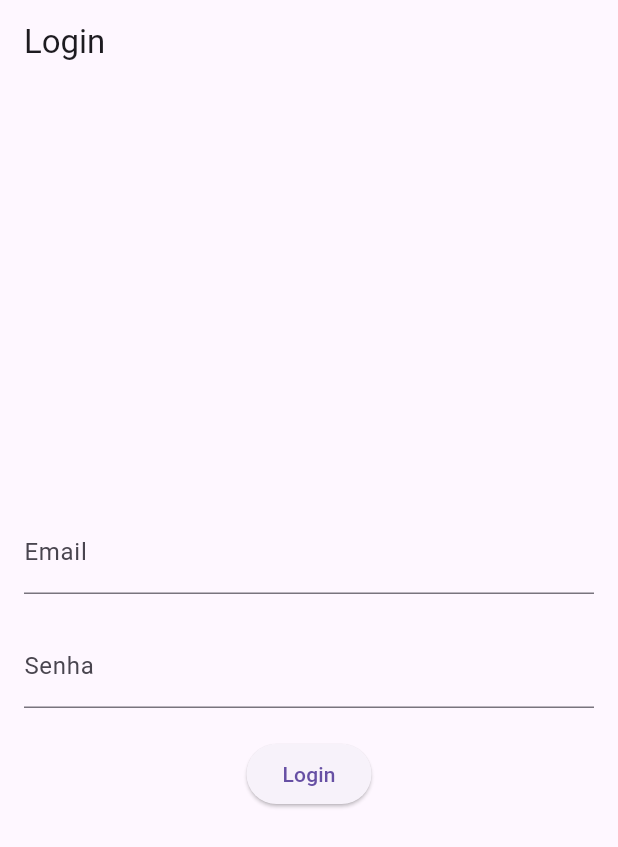
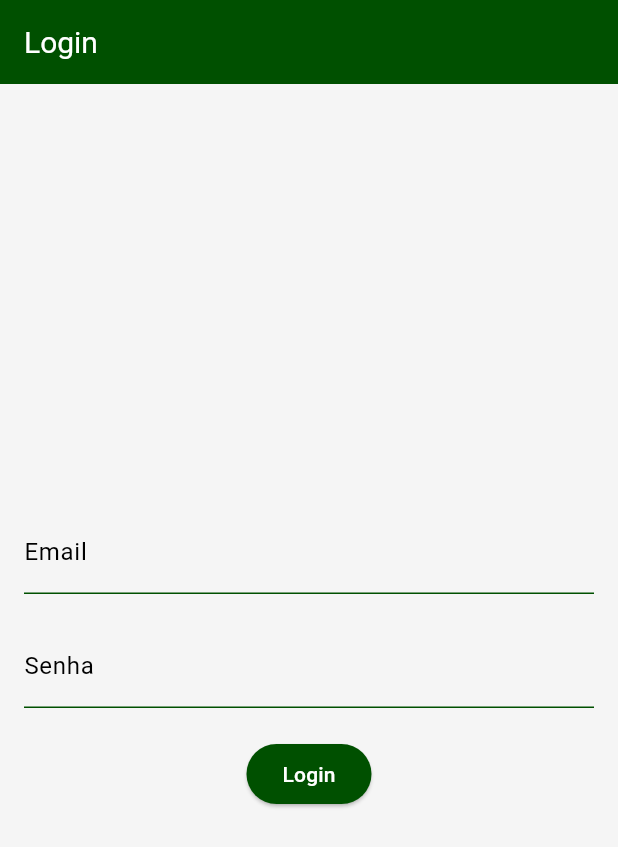
Before and after one commit to vcpersike/app-flutter-estudos, a Flutter app: the screen it shows after launch, on a phone screen of 412 x 824 dp. Shown: the top 847 px of the screen. Run offline on Flutter 3.47's test engine with Material 3 defaults, Android fonts, the phone set to English and light mode, and no system bars; our stand-ins replace fl_chart, image_picker.

Commit message:
Ajustes de telas

```diff
--- a/lib/main.dart
+++ b/lib/main.dart
@@ -1,3 +1,7 @@
+// lib/main.dart
+import 'package:estudos/thema.dart';
+import 'package:estudos/views/perfil/perfil_page.dart';
+import 'package:flutter/material.dart';
 import 'package:estudos/views/image_upload/image_upload_page.dart';
 import 'package:estudos/views/excel/excel_page.dart';
 import 'package:estudos/views/forms/forms_pages.dart';
@@ -5,7 +9,6 @@ import 'package:estudos/views/graphics/graphics_page.dart';
 import 'package:estudos/views/login/login_page.dart';
 import 'package:estudos/views/menu/menu_page.dart';
 import 'package:estudos/views/pdf/pdf_page.dart';
-import 'package:flutter/material.dart';
 
 void main() {
   runApp(const MyApp());
@@ -18,6 +21,7 @@ class MyApp extends StatelessWidget {
   Widget build(BuildContext context) {
     return MaterialApp(
       title: 'Seu Aplicativo',
+      theme: appTheme(), // Use o tema personalizado definido em theme.dart
       initialRoute: '/',
       routes: {
         '/': (context) => const LoginPage(title: 'Login'),
@@ -27,6 +31,7 @@ class MyApp extends StatelessWidget {
         '/forms':(context) => FormsPage(),
         '/graphics':(context) => GraphicsPage(),
         '/imageUpload': (context) => ImageUploadPage(),
+        '/perfil': (context) => ProfilePage(),
       },
     );
   }
--- /dev/null
+++ b/lib/thema.dart
@@ -0,0 +1,38 @@
+import 'package:flutter/material.dart';
+
+ThemeData appTheme() {
+  const darkGreen = Color(0xFF005000);
+  const lightGrey = Color(0xFFF5F5F5);
+
+  return ThemeData(
+    primaryColor: darkGreen,
+    scaffoldBackgroundColor: lightGrey, // Cor de fundo padrão para telas
+    colorScheme: ColorScheme.light(
+      primary: darkGreen,
+      onPrimary: Colors.white, // Para garantir contraste no AppBar e outros elementos sobre o primaryColor
+      secondary: Colors.grey,
+      onSecondary: Colors.black,
+      surface: lightGrey, // Cor de superfície (usada por padrão em Cards, Drawers, etc.)
+      onSurface: Colors.black, // Cor do texto/icons em superfícies
+      background: lightGrey, // Cor de fundo geral (pode ser usada como cor de fundo de Scaffold)
+      onBackground: darkGreen, // Cor de texto/icons sobre o fundo geral
+    ),
+    appBarTheme: AppBarTheme(
+      color: darkGreen,
+      iconTheme: IconThemeData(color: Colors.white),
+      titleTextStyle: TextStyle(color: Colors.white, fontSize: 20), // Estilo do título do AppBar
+    ),
+    textButtonTheme: TextButtonThemeData(
+      style: TextButton.styleFrom(
+        primary: darkGreen, // Cor do texto do botão
+      ),
+    ),
+    elevatedButtonTheme: ElevatedButtonThemeData(
+      style: ElevatedButton.styleFrom(
+        primary: darkGreen, // Cor de fundo do botão elevado
+        onPrimary: Colors.white, // Cor do texto/icon no botão elevado
+      ),
+    ),
+    // Configura outros componentes do tema conforme necessário...
+  );
+}
--- a/lib/views/graphics/graphics_page.dart
+++ b/lib/views/graphics/graphics_page.dart
@@ -14,6 +14,7 @@ class GraphicsPage extends StatelessWidget {
                 padding: EdgeInsets.zero,
                 child: Header(title: 'Gráficos',
                 onBack: () => Navigator.pop(context),
+                onAvatarTap: () => Navigator.pushNamed(context, '/perfil'),
                 ),
               ),
             ),
--- a/lib/views/image_upload/image_upload_page.dart
+++ b/lib/views/image_upload/image_upload_page.dart
@@ -33,6 +33,7 @@ class _ImageUploadPageState extends State<ImageUploadPage> {
                 padding: EdgeInsets.zero,
                 child: Header(title: 'Imagem Upload',
                 onBack: () => Navigator.pop(context),
+                onAvatarTap: () => Navigator.pushNamed(context, '/perfil'),
                 ),
               ),
             ),
--- a/lib/views/menu/menu_page.dart
+++ b/lib/views/menu/menu_page.dart
@@ -24,6 +24,8 @@ class MenuPage extends StatelessWidget {
                 padding: EdgeInsets.zero,
                 child: Header(
                   title: 'Menu',
+                  onAvatarTap: () => Navigator.pushNamed(context, '/perfil'),
+
                 ),
               ),
             ),
```
Also changed, not shown: lib/components/header.dart (+26 -11 lines), lib/views/excel/excel_page.dart (+20 -3 lines), lib/views/forms/forms_pages.dart (+13 -4 lines), lib/views/pdf/pdf_page.dart (+20 -3 lines), lib/views/perfil/perfil_page.dart (added, +70 -0 lines).
